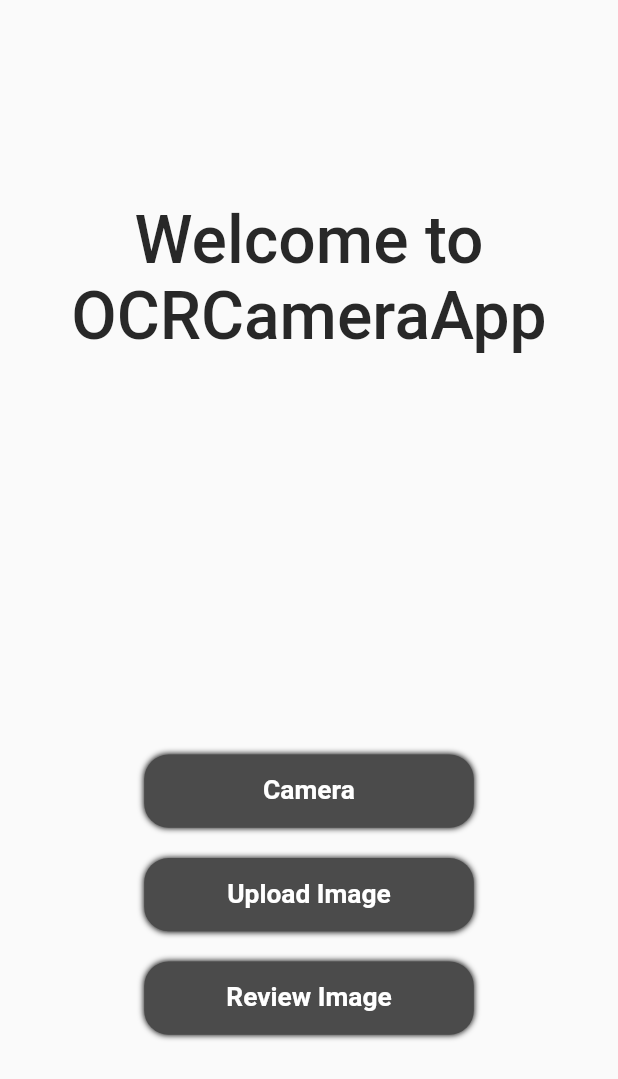
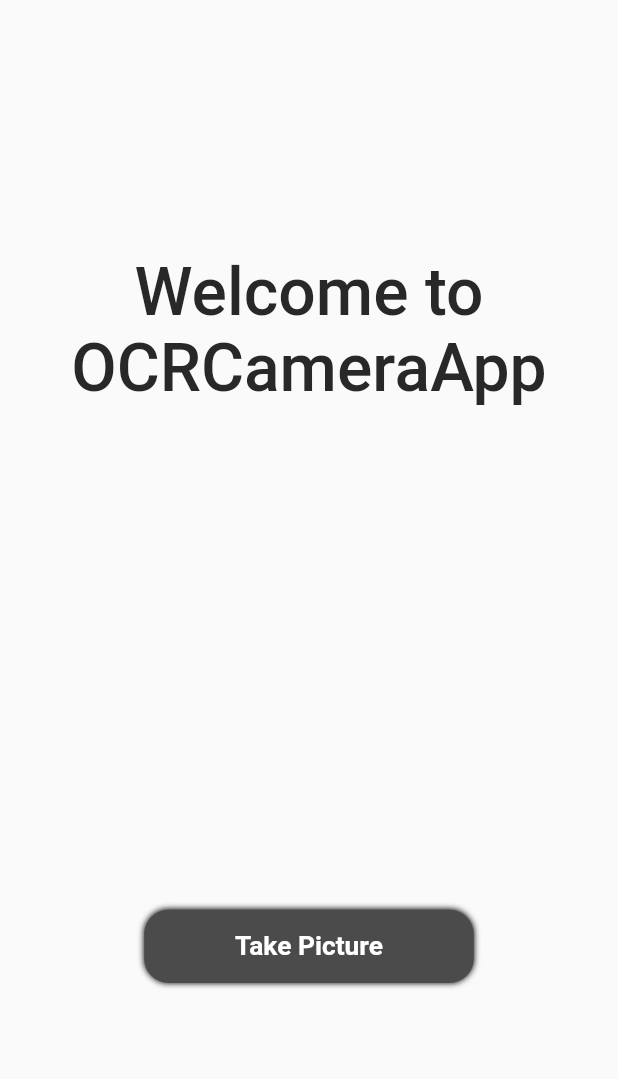
Before and after one commit to TruongNguyen2811/Camera-App, a Flutter app: the screen it shows after launch, on a phone screen of 412 x 824 dp. Shown: the top 1079 px of the screen. Run offline on Flutter 3.47's test engine with Material 2 defaults, Android fonts, the phone set to English and light mode, and no system bars; our stand-ins replace dio, dotted_border, equatable, extended_image, file_picker, flutter_bloc and 9 more; missing offline and left inert: camerawesome, exif, photo_manager; accounts and stored records are empty.

Commit message:
remmove button

```diff
--- a/lib/page/home/home_page.dart
+++ b/lib/page/home/home_page.dart
@@ -88,7 +88,7 @@ class _HomePageState extends State<HomePage> {
                             child: RichText(
                               text: TextSpan(children: [
                                 TextSpan(
-                                  text: "Camera",
+                                  text: "Take Picture",
                                   style: TextStyle(
                                       color: Colors.white,
                                       fontSize: 16.sp,
@@ -98,76 +98,76 @@ class _HomePageState extends State<HomePage> {
                             ),
                           )),
                     ),
-                    20.verticalSpace,
-                    InkWell(
-                      onTap: () {
-                        Navigator.push(
-                          context,
-                          MaterialPageRoute(
-                            builder: (context) => UploadImage(),
-                          ),
-                        );
-                      },
-                      child: Container(
-                        height: 48.h,
-                        width: 200.w,
-                        padding: EdgeInsets.symmetric(
-                            vertical: 10.h, horizontal: 16.w),
-                        decoration: BoxDecoration(
-                          boxShadow: [
-                            BoxShadow(color: Colors.black, blurRadius: 3.0)
-                          ],
-                          shape: BoxShape.rectangle,
-                          borderRadius: BorderRadius.circular(16.r),
-                          color: Color.fromARGB(255, 75, 75, 75),
-                        ),
-                        child: Center(
-                            child: Text(
-                          "Upload Image",
-                          style: TextStyle(
-                              color: Colors.white,
-                              fontSize: 16.sp,
-                              fontWeight: FontWeight.w600),
-                        )),
-                      ),
-                    ),
-                    20.verticalSpace,
-                    InkWell(
-                      onTap: () {
-                        Navigator.push(
-                          context,
-                          MaterialPageRoute(
-                            builder: (context) => ListImage(),
-                          ),
-                        );
-                      },
-                      child: Container(
-                          height: 48.h,
-                          width: 200.w,
-                          padding: EdgeInsets.symmetric(
-                              vertical: 10.h, horizontal: 16.w),
-                          decoration: BoxDecoration(
-                            boxShadow: [
-                              BoxShadow(color: Colors.black, blurRadius: 3.0)
-                            ],
-                            shape: BoxShape.rectangle,
-                            borderRadius: BorderRadius.circular(16.r),
-                            color: Color.fromARGB(255, 75, 75, 75),
-                          ),
-                          child: Center(
-                            child: RichText(
-                              text: TextSpan(children: [
-                                TextSpan(
-                                  text: "Review Image",
-                                  style: TextStyle(
-                                      color: Colors.white,
-                                      fontSize: 16.sp,
-                                      fontWeight: FontWeight.w600),
-                                ),
-                              ]),
-                            ),
-                          )),
-                    ),
+                    // 20.verticalSpace,
+                    // InkWell(
+                    //   onTap: () {
+                    //     Navigator.push(
+                    //       context,
+                    //       MaterialPageRoute(
+                    //         builder: (context) => UploadImage(),
+                    //       ),
+                    //     );
+                    //   },
+                    //   child: Container(
+                    //     height: 48.h,
+                    //     width: 200.w,
+                    //     padding: EdgeInsets.symmetric(
+                    //         vertical: 10.h, horizontal: 16.w),
+                    //     decoration: BoxDecoration(
+                    //       boxShadow: [
+                    //         BoxShadow(color: Colors.black, blurRadius: 3.0)
+                    //       ],
+                    //       shape: BoxShape.rectangle,
+                    //       borderRadius: BorderRadius.circular(16.r),
+                    //       color: Color.fromARGB(255, 75, 75, 75),
+                    //     ),
+                    //     child: Center(
+                    //         child: Text(
+                    //       "Upload Image",
+                    //       style: TextStyle(
+                    //           color: Colors.white,
+                    //           fontSize: 16.sp,
+                    //           fontWeight: FontWeight.w600),
+                    //     )),
+                    //   ),
+                    // ),
+                    // 20.verticalSpace,
+                    // InkWell(
+                    //   onTap: () {
+                    //     Navigator.push(
+                    //       context,
+                    //       MaterialPageRoute(
+                    //         builder: (context) => ListImage(),
+                    //       ),
+                    //     );
+                    //   },
+                    //   child: Container(
+                    //       height: 48.h,
+                    //       width: 200.w,
+                    //       padding: EdgeInsets.symmetric(
+                    //           vertical: 10.h, horizontal: 16.w),
+                    //       decoration: BoxDecoration(
+                    //         boxShadow: [
+                    //           BoxShadow(color: Colors.black, blurRadius: 3.0)
+                    //         ],
+                    //         shape: BoxShape.rectangle,
+                    //         borderRadius: BorderRadius.circular(16.r),
+                    //         color: Color.fromARGB(255, 75, 75, 75),
+                    //       ),
+                    //       child: Center(
+                    //         child: RichText(
+                    //           text: TextSpan(children: [
+                    //             TextSpan(
+                    //               text: "Review Image",
+                    //               style: TextStyle(
+                    //                   color: Colors.white,
+                    //                   fontSize: 16.sp,
+                    //                   fontWeight: FontWeight.w600),
+                    //             ),
+                    //           ]),
+                    //         ),
+                    //       )),
+                    // ),
                   ],
                 )
               ]),
```
